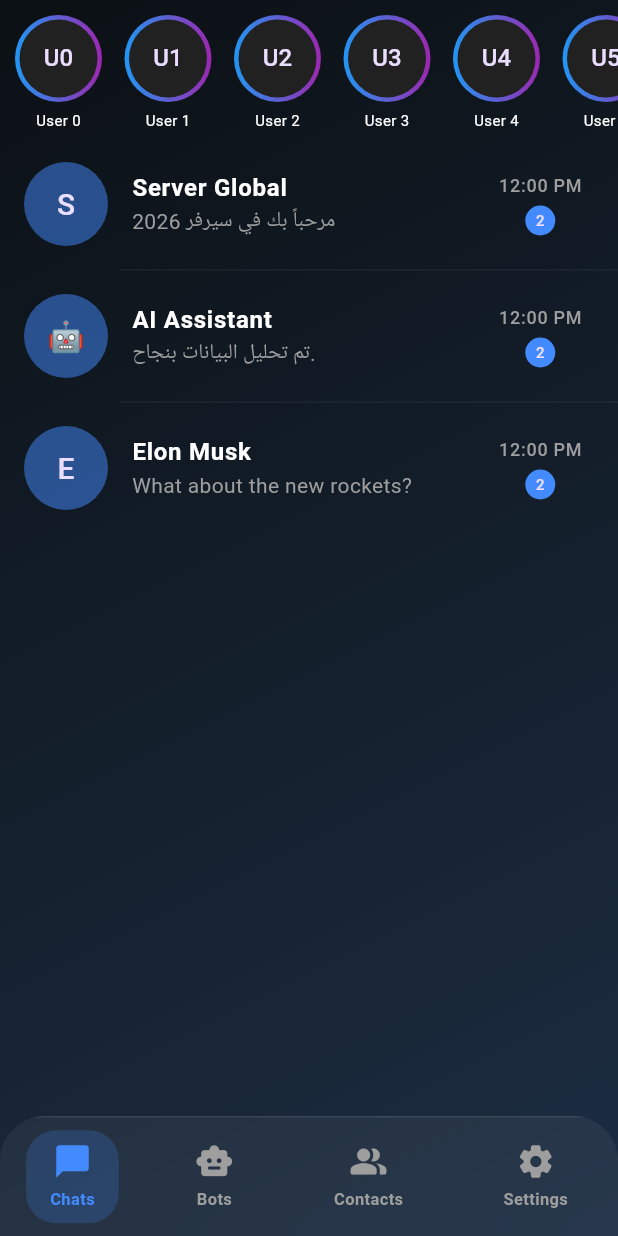
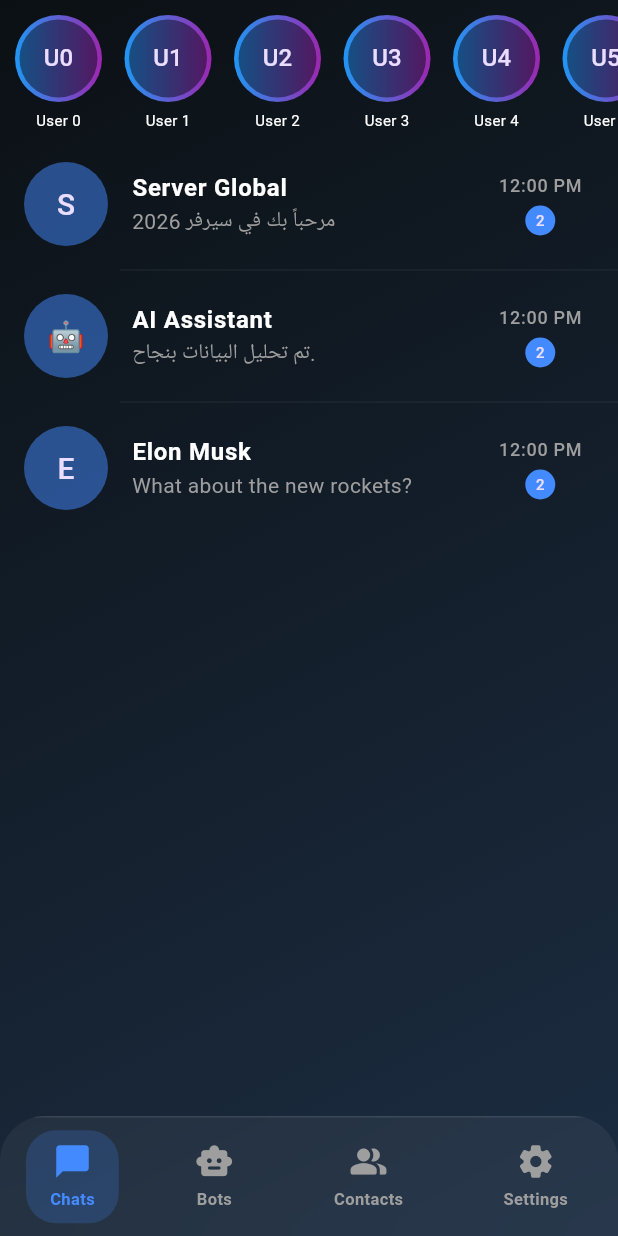
Before and after one commit to qatar05896-maker/Repo_APP, a Flutter app: the screen it shows after launch, on a phone screen of 412 x 824 dp. Run offline on Flutter 3.47's test engine with Material 3 defaults, Android fonts, the light colour scheme and no system bars.

Commit message:
Update main.dart

```diff
--- a/lib/main.dart
+++ b/lib/main.dart
@@ -5,9 +5,6 @@ import 'package:web_socket_channel/web_socket_channel.dart';
 import 'package:uuid/uuid.dart';
 import 'package:intl/intl.dart';
 
-// ==========================================
-// 1. MAIN APP ENTRY (التشغيل والسمة الجلاسية)
-// ==========================================
 void main() {
   runApp(const Telegram2026UltimateApp());
 }
@@ -21,7 +18,7 @@ class Telegram2026UltimateApp extends StatelessWidget {
       title: 'Telegram 2026 (Glassy Ultimate)',
       debugShowCheckedModeBanner: false,
       theme: ThemeData.dark().copyWith(
-        scaffoldBackgroundColor: const Color(0xFF0F1722), // خلفية داكنة جداً لدعم الزجاج
+        scaffoldBackgroundColor: const Color(0xFF0F1722),
         appBarTheme: const AppBarTheme(
           backgroundColor: Colors.transparent,
           elevation: 0,
@@ -32,9 +29,6 @@ class Telegram2026UltimateApp extends StatelessWidget {
   }
 }
 
-// ==========================================
-// 2. MAIN NAVIGATION (الهيكل الأساسي والزجاج السفلي)
-// ==========================================
 class MainGlassyNavigation extends StatefulWidget {
   const MainGlassyNavigation({super.key});
 
@@ -47,7 +41,7 @@ class _MainGlassyNavigationState extends State<MainGlassyNavigation> {
 
   final List<Widget> _screens = [
     const ChatListScreen(),
-    const BotsAndMiniAppsScreen(), // شاشة البوتات والتطبيقات المصغرة (2026)
+    const BotsAndMiniAppsScreen(),
     const ContactsScreen(),
     const SettingsGlassyScreen(),
   ];
@@ -57,7 +51,6 @@ class _MainGlassyNavigationState extends State<MainGlassyNavigation> {
     return Scaffold(
       body: Stack(
         children: [
-          // خلفية حية (Gradient Animation) لإبراز تأثير الزجاج
           Container(
             decoration: const BoxDecoration(
               gradient: LinearGradient(
@@ -67,10 +60,8 @@ class _MainGlassyNavigationState extends State<MainGlassyNavigation> {
               ),
             ),
           ),
-          // الشاشة الحالية
           IndexedStack(index: _currentIndex, children: _screens),
 
-          // الشريط السفلي الزجاجي (Glassmorphism)
           Align(
             alignment: Alignment.bottomCenter,
             child: ClipRRect(
@@ -125,9 +116,6 @@ class _MainGlassyNavigationState extends State<MainGlassyNavigation> {
   }
 }
 
-// ==========================================
-// 3. CHAT LIST SCREEN (قائمة الدردشات + القصص)
-// ==========================================
 class ChatListScreen extends StatelessWidget {
   const ChatListScreen({super.key});
 
@@ -142,7 +130,6 @@ class ChatListScreen extends StatelessWidget {
     return SafeArea(
       child: Column(
         children: [
-          // شريط القصص (Stories 2026)
           SizedBox(
             height: 100,
             child: ListView.builder(
@@ -157,7 +144,7 @@ class ChatListScreen extends StatelessWidget {
                       Container(
                         padding: const EdgeInsets.all(3),
                         decoration: const BoxDecoration(shape: BoxShape.circle, gradient: LinearGradient(colors: [Colors.blue, Colors.purple])),
-                        child: CircleAvatar(radius: 26, backgroundColor: Colors.grey[900], child: Text("U$index")),
+                        child: CircleAvatar(radius: 26, backgroundColor: Colors.black45, child: Text("U$index")),
                       ),
                       const SizedBox(height: 5),
                       Text("User $index", style: const TextStyle(color: Colors.white, fontSize: 10)),
@@ -167,7 +154,6 @@ class ChatListScreen extends StatelessWidget {
               },
             ),
           ),
-          // قائمة الدردشات
           Expanded(
             child: ListView.separated(
               padding: const EdgeInsets.only(bottom: 90),
@@ -200,9 +186,6 @@ class ChatListScreen extends StatelessWidget {
   }
 }
 
-// ==========================================
-// 4. ACTIVE CHAT SCREEN (الشات الحقيقي المتصل بالسيرفر)
-// ==========================================
 class ActiveChatScreen extends StatefulWidget {
   final User user;
   const ActiveChatScreen({super.key, required this.user});
@@ -214,18 +197,21 @@ class ActiveChatScreen extends StatefulWidget {
 class _ActiveChatScreenState extends State<ActiveChatScreen> {
   late WebSocketChannel channel;
   List<Message> messages = [];
+
+  // ✅ التعديل هنا: شيلنا const من Uuid().v4()
   final String myDeviceId = const Uuid().v4();
+
   final TextEditingController _msgController = TextEditingController();
 
   @override
   void initState() {
     super.initState();
-    // الاتصال بالسيرفر بتاعك
     channel = WebSocketChannel.connect(Uri.parse('wss://services-lau3jg.fly.dev/ws/chat'));
     channel.stream.listen((data) {
       String msgText = data.toString();
       if (msgText.startsWith(myDeviceId)) return;
       setState(() {
+        // ✅ التعديل هنا
         messages.add(Message(id: const Uuid().v4(), text: msgText.replaceFirst(myDeviceId, ''), isMe: false, time: DateTime.now()));
       });
     });
@@ -243,6 +229,7 @@ class _ActiveChatScreenState extends State<ActiveChatScreen> {
     String text = _msgController.text;
     channel.sink.add('$myDeviceId$text');
     setState(() {
+      // ✅ التعديل هنا
       messages.add(Message(id: const Uuid().v4(), text: text, isMe: true, time: DateTime.now()));
     });
     _msgController.clear();
@@ -283,7 +270,7 @@ class _ActiveChatScreenState extends State<ActiveChatScreen> {
       body: Container(
         decoration: const BoxDecoration(
           image: DecorationImage(
-            image: NetworkImage('https://i.pinimg.com/736x/8c/98/99/8c98994518b575bfd8c949e91d20548b.jpg'), // خلفية شات تيليجرام
+            image: NetworkImage('https://i.pinimg.com/736x/8c/98/99/8c98994518b575bfd8c949e91d20548b.jpg'),
             fit: BoxFit.cover,
             opacity: 0.2,
           ),
@@ -325,7 +312,6 @@ class _ActiveChatScreenState extends State<ActiveChatScreen> {
                 },
               ),
             ),
-            // Glassy Input Bar
             ClipRRect(
               child: BackdropFilter(
                 filter: ImageFilter.blur(sigmaX: 15, sigmaY: 15),
@@ -366,9 +352,6 @@ class _ActiveChatScreenState extends State<ActiveChatScreen> {
   }
 }
 
-// ==========================================
-// 5. CALL SCREEN (المكالمات الفضائية بالزجاج - نسخة الاحتراف)
-// ==========================================
 class CallGlassyScreen extends StatelessWidget {
   const CallGlassyScreen({super.key});
 
@@ -378,12 +361,8 @@ class CallGlassyScreen extends StatelessWidget {
       backgroundColor: Colors.black,
       body: Stack(
         children: [
-          // خلفية المكالمة (صورة افتراضية)
           Image.network('https://images.unsplash.com/photo-1534528741775-53994a69daeb?q=80&w=800', fit: BoxFit.cover, height: double.infinity, width: double.infinity),
-          // زر الرجوع
           Positioned(top: 50, left: 20, child: IconButton(icon: const Icon(Icons.keyboard_arrow_down, size: 35, color: Colors.white), onPressed: () => Navigator.pop(context))),
-
-          // أيقونات الـ 2026
           const Positioned(
             top: 60, right: 20,
             child: Row(
@@ -393,8 +372,6 @@ class CallGlassyScreen extends StatelessWidget {
               ],
             ),
           ),
-
-          // لوحة التحكم السفلية الجلاسية
           Align(
             alignment: Alignment.bottomCenter,
             child: ClipRRect(
@@ -431,9 +408,6 @@ class CallGlassyScreen extends StatelessWidget {
   }
 }
 
-// ==========================================
-// 6. BOTS & MINI APPS SCREEN (ويب 3 و تطبيقات مصغرة 2026)
-// ==========================================
 class BotsAndMiniAppsScreen extends StatelessWidget {
   const BotsAndMiniAppsScreen({super.key});
 
@@ -487,9 +461,6 @@ class BotsAndMiniAppsScreen extends StatelessWidget {
   }
 }
 
-// ==========================================
-// 7. SETTINGS SCREEN (الإعدادات الجلاسية)
-// ==========================================
 class SettingsGlassyScreen extends StatelessWidget {
   const SettingsGlassyScreen({super.key});
 
@@ -529,9 +500,6 @@ class SettingsGlassyScreen extends StatelessWidget {
   }
 }
 
-// ==========================================
-// 8. CONTACTS SCREEN (قائمة جهات الاتصال)
-// ==========================================
 class ContactsScreen extends StatelessWidget {
   const ContactsScreen({super.key});
 
@@ -541,9 +509,6 @@ class ContactsScreen extends StatelessWidget {
   }
 }
 
-// ==========================================
-// 9. DATA MODELS (نماذج البيانات)
-// ==========================================
 class User {
   final String id;
   final String name;
```
